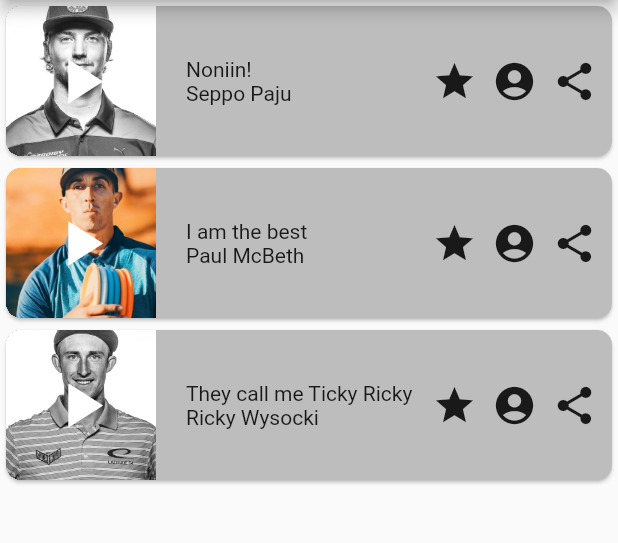
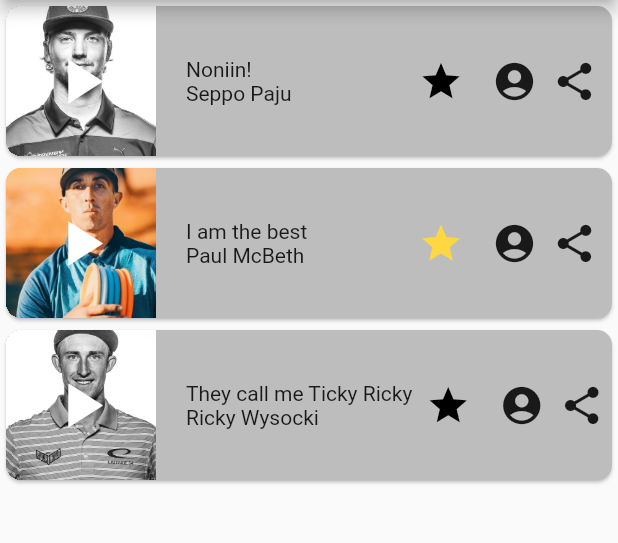
Before and after one commit to SAMPROO/disc-golf-soundboard, a Flutter app: the screen it shows after launch, after a tap on the "play arrow" icon, on a phone screen of 412 x 824 dp, the part 84-627 px from its top. Run offline on Flutter 3.47's test engine with Material 2 defaults, Android fonts, the light colour scheme and no system bars; our stand-ins replace audioplayers.

Commit message:
- audio card list element to home page - separated audiocard list from home - audio element favourite functionality - audio element listens count

```diff
--- a/lib/components/audio_card.dart
+++ b/lib/components/audio_card.dart
@@ -3,7 +3,7 @@ import 'package:flutter/material.dart';
 
 class AudioCard extends StatefulWidget {
   AudioElement audioElement;
-  AudioCard({this.audioElement});
+  AudioCard(this.audioElement);
 
   @override
   _AudioCardState createState() => _AudioCardState();
@@ -11,6 +11,12 @@ class AudioCard extends StatefulWidget {
 
 class _AudioCardState extends State<AudioCard> {
   final double borderRadius = 10.0;
+
+  void favourite() {
+    setState(() {
+      widget.audioElement.favourite();
+    });
+  }
 
   @override
   Widget build(BuildContext context) {
@@ -23,7 +29,7 @@ class _AudioCardState extends State<AudioCard> {
       child: Row(
         mainAxisAlignment: MainAxisAlignment.spaceBetween,
         // TODO: Fix text overflow issue
-        children: [_fileInfo(widget.audioElement), _actionButtons()],
+        children: [_fileInfo(widget.audioElement), _actionButtons(widget.audioElement, favourite)],
       ),
     );
   }
@@ -71,20 +77,23 @@ Widget _avatarComponent(AudioElement audioElement) {
         ),
         onPressed: () {
           audioElement.playAudio();
+          audioElement.incrementListenedCount();
         })
   ]);
 }
 
-Widget _actionButtons() {
+Widget _actionButtons(AudioElement audioElement, Function callback) {
   double iconSize = 30;
   return Container(
     padding: EdgeInsets.only(right: 10),
     child: Row(
       mainAxisAlignment: MainAxisAlignment.end,
       children: [
-        Icon(
-          Icons.star,
-          size: iconSize,
+        IconButton(
+          iconSize: iconSize,
+          icon: Icon(Icons.star,),
+          color: audioElement.isFavourite ? Colors.amberAccent : Colors.black,
+          onPressed: () {callback();}
         ),
         SizedBox(
           width: 10,
--- /dev/null
+++ b/lib/components/audio_list.dart
@@ -0,0 +1,22 @@
+import 'package:disc_golf_soundboard/components/audio_card.dart';
+import 'package:disc_golf_soundboard/models/audio_element.dart';
+import 'package:flutter/material.dart';
+
+class AudioList extends StatefulWidget {
+  List<AudioElement> listItems;
+  AudioList(this.listItems);
+
+  @override
+  _AudioListState createState() => _AudioListState();
+}
+
+class _AudioListState extends State<AudioList> {
+  @override
+  Widget build(BuildContext context) {
+    return ListView.builder(
+        itemCount: widget.listItems.length,
+        itemBuilder: (context, index) {
+          return AudioCard(widget.listItems[index]);
+        });
+  }
+}
--- a/lib/models/audio_element.dart
+++ b/lib/models/audio_element.dart
@@ -6,7 +6,8 @@ class AudioElement {
   String audioFile;
   String playerName;
   String playerAvatar;
-  bool isFavourite;
+  int listenedCount = 0;
+  bool isFavourite = false;
 
   AudioElement({this.audioName, this.audioFile, this.playerName, this.playerAvatar, this.isFavourite});
 
@@ -14,4 +15,12 @@ class AudioElement {
     AudioCache audioCache = AudioCache();
     audioCache.play(audioFile);
   }
+
+  void incrementListenedCount() {
+    listenedCount++;
+  }
+
+  void favourite() {
+    isFavourite = !isFavourite;
+  }
 }
--- a/lib/views/home.dart
+++ b/lib/views/home.dart
@@ -1,4 +1,4 @@
-import 'package:disc_golf_soundboard/components/audio_card.dart';
+import 'package:disc_golf_soundboard/components/audio_list.dart';
 import 'package:disc_golf_soundboard/models/audio_element.dart';
 import 'package:flutter/material.dart';
 
@@ -36,12 +36,13 @@ class _HomeState extends State<Home> {
           title: Text('Disc Golf Soundboard'),
           centerTitle: true,
         ),
-        body: ListView.builder(
-            itemCount: audioElements.length,
-            itemBuilder: (context, index) {
-              return AudioCard(
-                audioElement: audioElements[index],
-              );
-            }));
+        body: SafeArea(
+          child: Column(
+            children: [
+              Expanded(child: AudioList(audioElements)),
+            ],
+          ),
+        )
+    );
   }
 }
```
